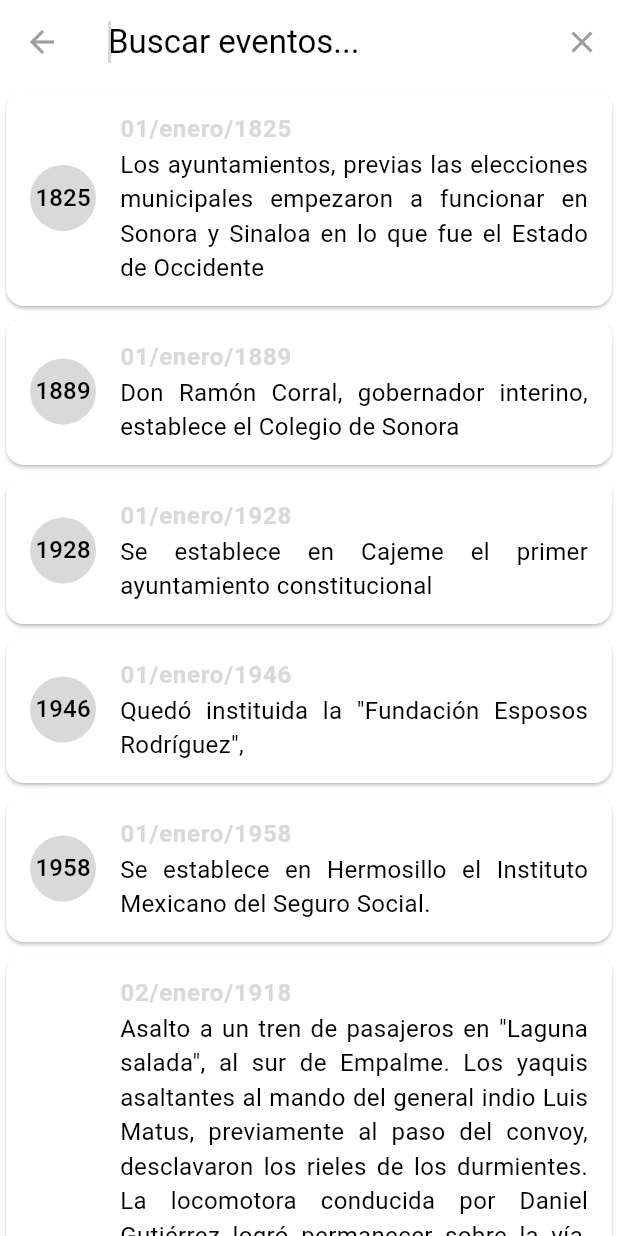
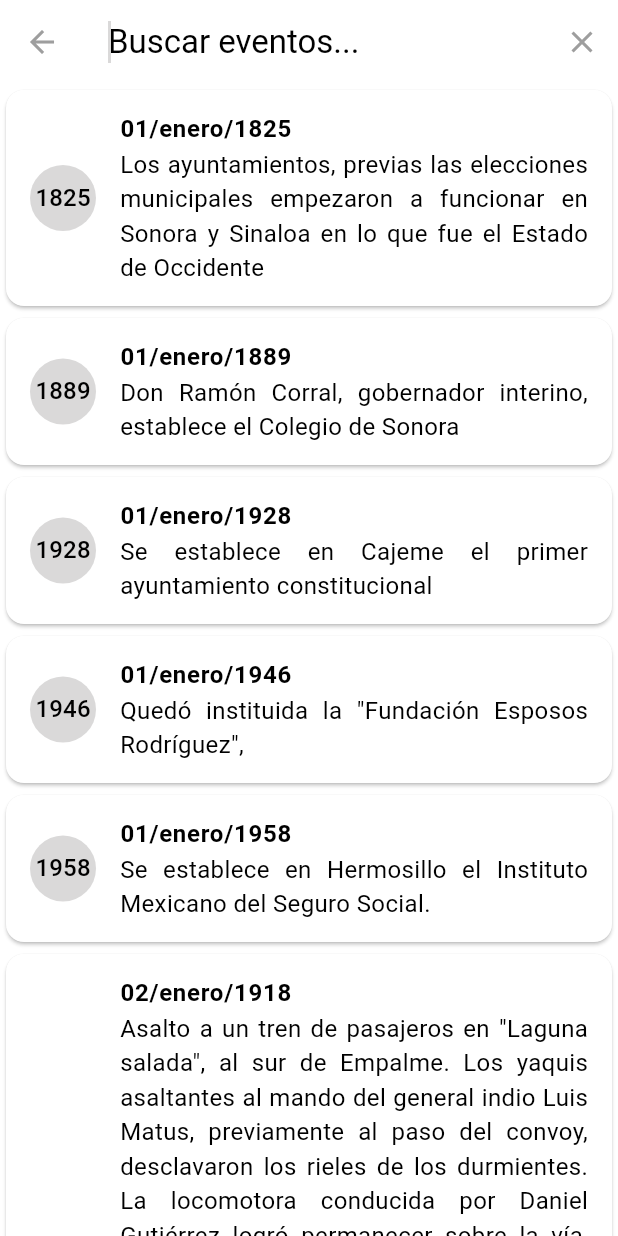
Before and after one commit to BabyGantu/Efemerides-Sonora, a Flutter app: the PagPrincipal screen opened directly, after a tap on the "search" icon, on a phone screen of 412 x 824 dp. Run offline on Flutter 3.47's test engine with Material 3 defaults, Android fonts, the phone set to English and light mode, and no system bars; our stand-ins replace email_validator, lottie, share_plus, shared_preferences, showcaseview, smooth_page_indicator; missing offline and left inert: mailer; accounts and stored records are empty.

Commit message:
municipio inclompleto

```diff
--- a/lib/main.dart
+++ b/lib/main.dart
@@ -21,6 +21,7 @@ import 'package:tutorial1/ventanacompartir.dart';
 import 'datos/efemerides_acont.dart';
 import 'datos/efemerides_muer.dart';
 import 'datos/efemerides_nac.dart';
+import 'municipio.dart';
 
 
 void main() {
@@ -336,7 +337,7 @@ class _PagMainState extends State<PagPrincipal> {
       child: Scaffold(
         backgroundColor: Theme.of(context).colorScheme.background,
         appBar: AppBar(
-          title: const Text('Efemerides'),
+          title: const Text('Efemérides de Sonora'),
           actions: <Widget>[
               IconButton(
                 onPressed: () {
@@ -407,6 +408,13 @@ class _PagMainState extends State<PagPrincipal> {
                     title: Text('Acerca de'),
                   ),
                 ),
+                const PopupMenuItem<String>(
+                  value: 'municipio',
+                  child: ListTile(
+                    leading: Icon(Icons.info),
+                    title: Text('municipio'),
+                  ),
+                ),
               ],
               onSelected: (String value) {
                 //  lógica de lo que ocurre al seleccionar un elemento del menú
@@ -435,6 +443,12 @@ class _PagMainState extends State<PagPrincipal> {
                     Navigator.push(
                       context,
                       MaterialPageRoute(builder: (context) => ParticipaPage(_fontSize)),
+                    );
+                    break;
+                  case 'municipio':
+                    Navigator.push(
+                      context,
+                      MaterialPageRoute(builder: (context) => MunicipioPage(_fontSize)),
                     );
                     break;
                 }
@@ -524,7 +538,8 @@ class _PagMainState extends State<PagPrincipal> {
                   onPressed: _showDatePicker,
                   child: const Icon(
                     Icons.calendar_month_outlined,
-                    size: 20,
+                    size: 35,
+                    color: Colors.black,
                   ),
                 ),
                 SizedBox(height: 16),
--- a/lib/pag_acont.dart
+++ b/lib/pag_acont.dart
@@ -129,7 +129,7 @@ class _PagAcontecimientosState extends State<PagAcontecimientos> {
                 DateFormat('dd/MMMM/yyyy', 'es').format(evento.fecha),
                 style: TextStyle(
                   fontWeight: FontWeight.bold,
-                  color: Theme.of(context).colorScheme.primary,
+                  //color: Theme.of(context).colorScheme.primary,
                 ),
               ),
               onLongPress: () {
--- a/lib/pag_def.dart
+++ b/lib/pag_def.dart
@@ -128,7 +128,7 @@ class _PagDefuncionesState extends State<PagDefunciones> {
                 DateFormat('dd/MMMM/yyyy', 'es').format(evento.fecha),
                 style: TextStyle(
                   fontWeight: FontWeight.bold,
-                  color: Theme.of(context).colorScheme.primary,
+                  //color: Theme.of(context).colorScheme.primary,
                 ),
               ),
               onLongPress: () {
--- a/lib/searchdelegate.dart
+++ b/lib/searchdelegate.dart
@@ -123,7 +123,7 @@ class EventoSearchDelegate extends SearchDelegate<EventoHistorico> {
             title: Text(DateFormat('dd/MMMM/yyyy', 'es').format(evento.fecha),
                 style: TextStyle(
                   fontWeight: FontWeight.bold,
-                  color: Theme.of(context).colorScheme.primary,
+                  //color: Theme.of(context).colorScheme.primary,
                 )),
             onLongPress: () {
               mostrarVentanaFlotante(
@@ -186,7 +186,7 @@ class EventoSearchDelegate extends SearchDelegate<EventoHistorico> {
             title: Text(DateFormat('dd/MMMM/yyyy', 'es').format(evento.fecha),
                 style: TextStyle(
                   fontWeight: FontWeight.bold,
-                  color: Theme.of(context).colorScheme.primary,
+                  //color: Theme.of(context).colorScheme.primary,
                 )),
             onTap: () {
               mostrarVentanaFlotante(
--- a/lib/temas/dark_theme.dart
+++ b/lib/temas/dark_theme.dart
@@ -3,16 +3,38 @@ import 'package:flutter/material.dart';
 
 ThemeData darkTheme = ThemeData(
   brightness: Brightness.dark,
-  appBarTheme: AppBarTheme(
+  appBarTheme: const AppBarTheme(
     backgroundColor: Colors.black12, //colort de la appbar
   ),
-  colorScheme: ColorScheme.dark(
+  colorScheme: const ColorScheme.dark(
     background: Color.fromARGB(255,39, 55, 77), //color de fondo
     primary: Color.fromARGB(255, 42, 117, 125), //color de elementos
     secondary: Color.fromARGB(255,157, 178, 191), // color de detalles
     tertiary: Color.fromARGB(255,221, 230, 237), //color de letra
     ),
+  tabBarTheme: const TabBarTheme(
+    indicator: BoxDecoration(
+      color: Color.fromARGB(255, 42, 117, 125), // Color del indicador del TabBar
+    ),
+    labelColor:  Colors.white, // Color del texto de la pestaña activa
+    unselectedLabelColor: Colors.white, // Color del texto de la pestaña inactiva
 
+    labelStyle: TextStyle(fontSize: 20), // Estilo del texto de la pestaña activa
+    unselectedLabelStyle: TextStyle(fontSize: 20),
+    // Estilo del texto de la pestaña inactiva
+    //iconTheme: IconThemeData(color: Colors.black), // Color de los iconos de la pestaña
+  ),
 
+    datePickerTheme: const DatePickerThemeData(
+      cancelButtonStyle: ButtonStyle(
+        backgroundColor: MaterialStatePropertyAll<Color>(Color.fromARGB(255, 42, 117, 125)),
+        foregroundColor: MaterialStatePropertyAll<Color>(Color.fromARGB(255, 255, 255, 255)),
+      ),
+      confirmButtonStyle: ButtonStyle(
+        backgroundColor: MaterialStatePropertyAll<Color>(Color.fromARGB(255, 42, 117, 125)),
+        foregroundColor: MaterialStatePropertyAll<Color>(Color.fromARGB(255, 255, 255, 255)),
+      ),
+
+    )
 
 );
--- a/lib/temas/light_theme.dart
+++ b/lib/temas/light_theme.dart
@@ -1,30 +1,45 @@
-
 import 'package:flutter/material.dart';
 
-
-ThemeData lightTheme=ThemeData(
+ThemeData lightTheme = ThemeData(
     brightness: Brightness.light,
     appBarTheme: const AppBarTheme(
       backgroundColor: Color.fromARGB(255, 243, 238, 234), //colort de la appbar
+      iconTheme: IconThemeData(color: Colors.black),
+      actionsIconTheme: IconThemeData(color: Colors.black),
     ),
     colorScheme: const ColorScheme.light(
-    //background: Color.fromARGB(255, 116, 112, 106), //color de fondo
+      background: Color.fromARGB(255, 237, 236, 236), //color de fondo
       primary: Color.fromARGB(255, 218, 217, 217), //color de elementos
-    secondary: Color.fromARGB(255,236, 179, 144), // color de detalles
+      secondary: Color.fromARGB(255, 218, 217, 217), // color de detalles
       tertiary: Colors.black, //color de letra
-    onPrimary: Color.fromARGB(255, 149, 138, 127)
+      onPrimary: Color.fromARGB(255, 149, 138, 127),
     ),
     tabBarTheme: const TabBarTheme(
       indicator: BoxDecoration(
-      color: Color.fromARGB(255, 244, 191, 150), // Color del indicador del TabBar
+        color: Color.fromARGB(
+            255, 244, 191, 150), // Color del indicador del TabBar
       ),
-    labelColor:  Colors.black, // Color del texto de la pestaña activa
-    unselectedLabelColor: Colors.black, // Color del texto de la pestaña inactiva
+      labelColor: Colors.black, // Color del texto de la pestaña activa
+      unselectedLabelColor:
+          Colors.black, // Color del texto de la pestaña inactiva
 
-    labelStyle: TextStyle(fontSize: 20), // Estilo del texto de la pestaña activa
+      labelStyle:
+          TextStyle(fontSize: 20), // Estilo del texto de la pestaña activa
       unselectedLabelStyle: TextStyle(fontSize: 20),
       // Estilo del texto de la pestaña inactiva
       //iconTheme: IconThemeData(color: Colors.black), // Color de los iconos de la pestaña
     ),
-
-);
+    datePickerTheme: const DatePickerThemeData(
+      cancelButtonStyle: ButtonStyle(
+        backgroundColor:
+            MaterialStatePropertyAll<Color>(Color.fromARGB(255, 218, 217, 217)),
+        foregroundColor:
+            MaterialStatePropertyAll<Color>(Color.fromARGB(255, 0, 0, 0)),
+      ),
+      confirmButtonStyle: ButtonStyle(
+        backgroundColor:
+            MaterialStatePropertyAll<Color>(Color.fromARGB(255, 218, 217, 217)),
+        foregroundColor:
+            MaterialStatePropertyAll<Color>(Color.fromARGB(255, 0, 0, 0)),
+      ),
+    ));
```
Also changed, not shown: lib/municipio.dart (added, +98 -0 lines), lib/participa.dart (+26 -10 lines). Lines whose indentation alone changed are shown as unchanged.
